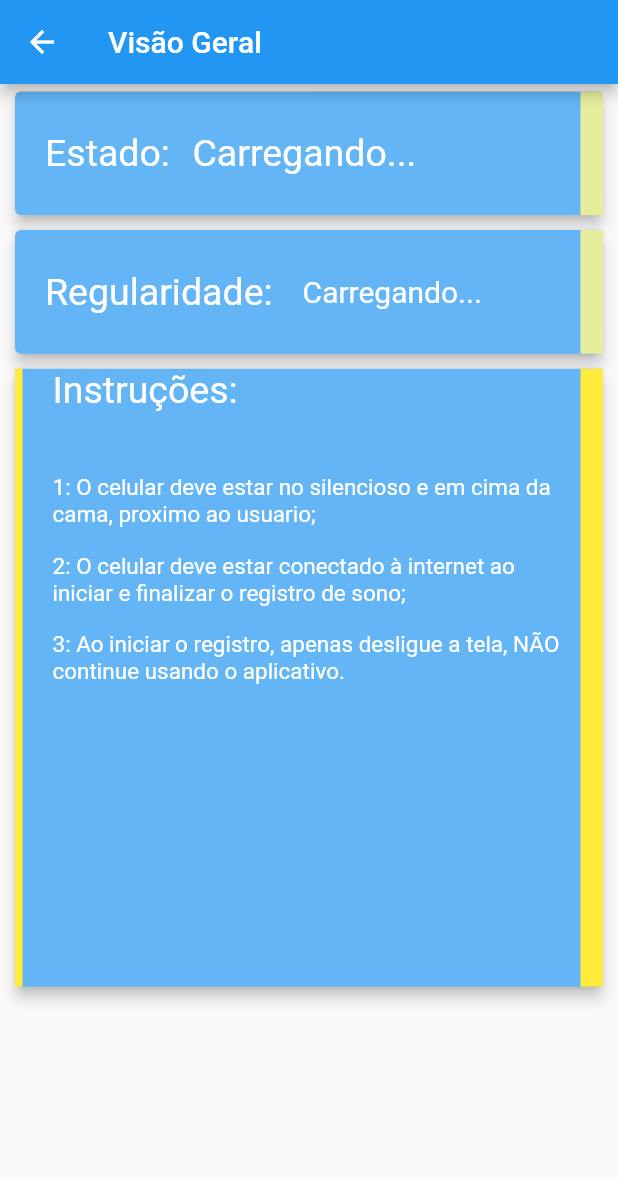
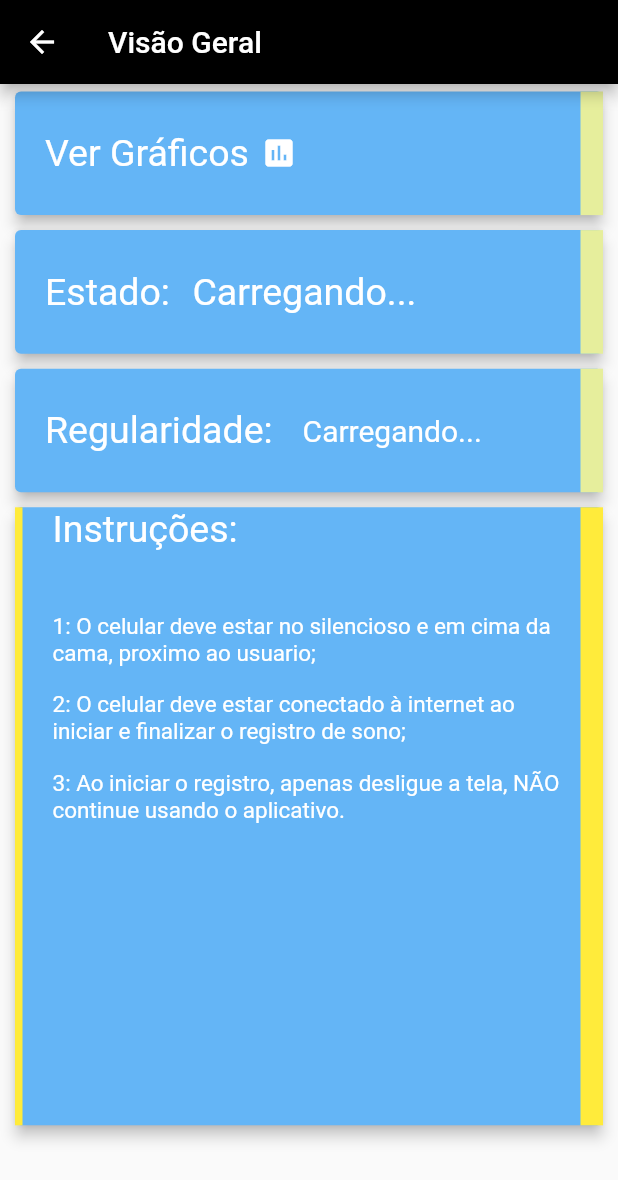
Before and after one commit to paulo-manzone/tcc-appsono, a Flutter app: the VisaoGeral screen opened directly, on a phone screen of 412 x 824 dp. Shown: the top 1180 px of the screen. Run offline on Flutter 3.47's test engine with Material 2 defaults, Android fonts, the phone set to English and light mode, and no system bars; our stand-ins replace audioplayers, charts_flutter, cloud_firestore, firebase_auth, sensors, shared_preferences; missing offline and left inert: android_alarm_manager, screen; accounts and stored records are empty; network calls fail.

Commit message:
Gráfico mockado

```diff
--- a/tccappsono/lib/screens/calibrar.dart
+++ b/tccappsono/lib/screens/calibrar.dart
@@ -35,7 +35,7 @@
   Widget build(BuildContext context) {
     return GestureDetector(
       onTap: (){
-          sono.add('Calibrando');
+          sono.add('Calibrando, Por favor deixa o celular em uma superficie plana, sem vibrações e não movimente-o');
           listacalibracao.add(0.0);
           accelerometerEvents.listen((AccelerometerEvent event) {
             this.setState((){
--- a/tccappsono/lib/screens/visaogeral.dart
+++ b/tccappsono/lib/screens/visaogeral.dart
@@ -1,4 +1,5 @@
 import 'package:flutter/material.dart';
+import 'package:tccappsono/screens/graficossono.dart';
 import 'package:tccappsono/services/http.dart';
 //import 'package:charts_flutter/flutter.dart' as charts;
 //import 'package:tccappsono/widgets/graph.dart';
@@ -45,6 +46,29 @@
       body: Container(
         child: Column(
           children: <Widget>[
+            GestureDetector(
+                onTap: (){
+                  Navigator.push(context, MaterialPageRoute(builder: (context) => GraficosSono()));
+                },
+                child: Card(
+                  elevation: 4,
+                  borderOnForeground: true,
+                  color: Colors.blue[300],
+                  margin: EdgeInsets.symmetric(horizontal: 10, vertical: 5),
+                  child: Container(
+                    padding: EdgeInsets.only(left: 20),
+                    height: MediaQuery.of(context).size.height*0.1,
+                    decoration: BoxDecoration(border: Border(right: BorderSide(color: Colors.lime[200], width: 15))),
+                    child: Row(
+                      children: <Widget>[
+                        Text('Ver Gráficos', style: TextStyle(fontSize: 25, color: Colors.white)),
+                        SizedBox(width: 5),
+                        Container(height: 30, width: 30, child: Icon(Icons.insert_chart, color: Colors.white)),
+                      ],
+                    ),
+                  )
+                ),
+              ),
             Card(
                       elevation: 4,
                       borderOnForeground: true,
@@ -104,6 +128,7 @@
                         ),
                       )
                     ),
+
           ],
         )
       )
```
Also changed, not shown: tccappsono/lib/main.dart (+10 -1 lines), tccappsono/lib/screens/graficossono.dart (added, +80 -0 lines), tccappsono/lib/screens/login.dart (+17 -5 lines), tccappsono/lib/screens/sensor.dart (+6 -2 lines), tccappsono/lib/screens/telaprincipal.dart (+4 -3 lines), tccappsono/lib/services/database.dart (+11 -0 lines), tccappsono/lib/services/http.dart (+8 -4 lines).
